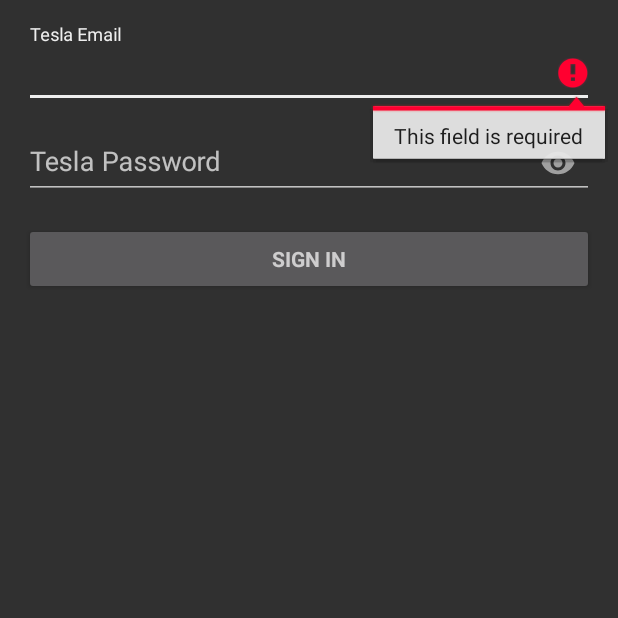
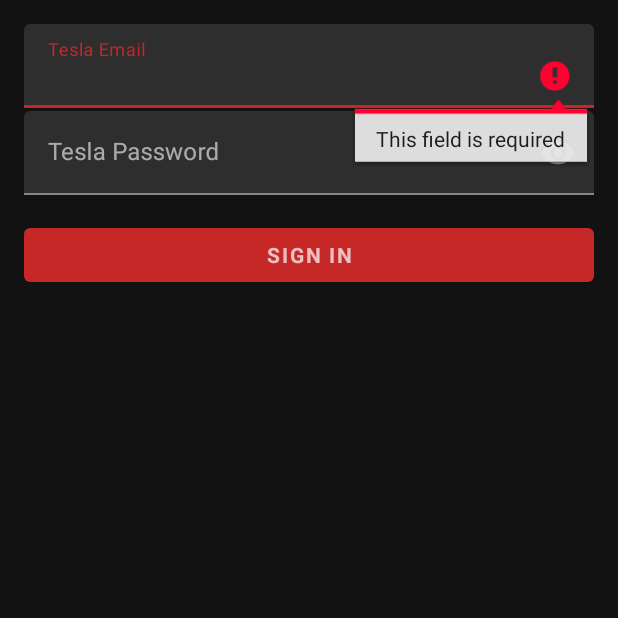
Before and after one commit to jeffreyliu8/teslaApi, an Android app: the screen it shows after launch (LoginActivity), after a tap on "SIGN IN", on a phone screen of 412 x 824 dp, the top half of it. Run offline under Robolectric (Android 15) with nearby library versions, the phone set to English and light mode, and no system bars; libraries missing offline, so code that uses them is left out: com.orhanobut.logger, com.pixplicity.easyprefs; 5 statements that could not run were skipped.

```diff
--- a/app/src/main/java/com/askjeffreyliu/teslaapi/LoginActivity.java
+++ /dev/null
@@ -1,220 +0,0 @@
-package com.askjeffreyliu.teslaapi;
-
-import android.animation.Animator;
-import android.animation.AnimatorListenerAdapter;
-import android.annotation.TargetApi;
-
-import androidx.lifecycle.Observer;
-import androidx.lifecycle.ViewModelProviders;
-
-import android.content.Intent;
-
-
-import android.os.Build;
-import android.os.Bundle;
-
-import androidx.annotation.Nullable;
-
-import androidx.appcompat.app.AppCompatActivity;
-
-
-import android.text.TextUtils;
-
-import android.view.KeyEvent;
-import android.view.View;
-import android.view.inputmethod.EditorInfo;
-import android.widget.Button;
-import android.widget.TextView;
-import android.widget.Toast;
-
-import com.askjeffreyliu.teslaapi.viewmodel.LoginAccessTokenViewModel;
-import com.pixplicity.easyprefs.library.Prefs;
-
-
-/**
- * A login screen that offers login via email/password.
- */
-public class LoginActivity extends AppCompatActivity {
-
-//    /**
-//     * A dummy authentication store containing known user names and passwords.
-//     * TODO: remove after connecting to a real authentication system.
-//     */
-//    private static final String[] DUMMY_CREDENTIALS = new String[]{
-//            "a@b.com:hello", "bar@example.com:world"
-//    };
-//    /**
-//     * Keep track of the login task to ensure we can cancel it if requested.
-//     */
-//    private UserLoginTask mAuthTask = null;
-
-    // UI references.
-//    @BindView(R.id.email)
-    com.google.android.material.textfield.TextInputEditText mEmailView;
-    //    @BindView(R.id.password)
-    com.google.android.material.textfield.TextInputEditText mPasswordView;
-    //    @BindView(R.id.email_sign_in_button)
-    Button mEmailSignInButton;
-    //    @BindView(R.id.login_form)
-    View mLoginFormView;
-    //    @BindView(R.id.login_progress)
-    View mProgressView;
-
-    private LoginAccessTokenViewModel viewModel;
-
-    @Override
-    protected void onCreate(Bundle savedInstanceState) {
-        super.onCreate(savedInstanceState);
-        setContentView(R.layout.activity_login);
-
-        mEmailView = findViewById(R.id.email);
-        mPasswordView = findViewById(R.id.password);
-        mEmailSignInButton = findViewById(R.id.email_sign_in_button);
-        mLoginFormView = findViewById(R.id.login_form);
-        mProgressView = findViewById(R.id.login_progress);
-
-        String data = Prefs.getString(Constant.ACCESS_TOKEN, null);
-        if (!TextUtils.isEmpty(data)) {
-            startActivity(new Intent(LoginActivity.this, MainActivity.class));
-            finish();
-            return;
-        }
-
-        mPasswordView.setOnEditorActionListener(new TextView.OnEditorActionListener() {
-            @Override
-            public boolean onEditorAction(TextView textView, int id, KeyEvent keyEvent) {
-                if (id == EditorInfo.IME_ACTION_DONE || id == EditorInfo.IME_NULL) {
-                    attemptLogin();
-                    return true;
-                }
-                return false;
-            }
-        });
-
-        viewModel = ViewModelProviders.of(this).get(LoginAccessTokenViewModel.class);
-
-        mEmailSignInButton.setOnClickListener(new View.OnClickListener() {
-            @Override
-            public void onClick(View view) {
-                attemptLogin();
-            }
-        });
-    }
-
-    /**
-     * Attempts to sign in or register the account specified by the login form.
-     * If there are form errors (invalid email, missing fields, etc.), the
-     * errors are presented and no actual login attempt is made.
-     */
-    private void attemptLogin() {
-//        if (mAuthTask != null) {
-//            return;
-//        }
-
-        // Reset errors.
-        mEmailView.setError(null);
-        mPasswordView.setError(null);
-
-        // Store values at the time of the login attempt.
-        String email = mEmailView.getText().toString();
-        String password = mPasswordView.getText().toString();
-
-        boolean cancel = false;
-        View focusView = null;
-
-        // Check for a valid password, if the user entered one.
-        if (TextUtils.isEmpty(password)) {
-//            mPasswordView.setError(getString(R.string.error_invalid_password));
-            Toast.makeText(LoginActivity.this, getString(R.string.error_invalid_password),
-                    Toast.LENGTH_SHORT).show();
-            focusView = mPasswordView;
-            cancel = true;
-        }
-
-        // Check for a valid email address.
-        if (TextUtils.isEmpty(email)) {
-            mEmailView.setError(getString(R.string.error_field_required));
-            focusView = mEmailView;
-            cancel = true;
-        } else if (!isEmailValid(email)) {
-            mEmailView.setError(getString(R.string.error_invalid_email));
-            focusView = mEmailView;
-            cancel = true;
-        }
-
-        if (cancel) {
-            // There was an error; don't attempt login and focus the first
-            // form field with an error.
-            focusView.requestFocus();
-        } else {
-            // Show a progress spinner, and kick off a background task to
-            // perform the user login attempt.
-            showProgress(true);
-//            mAuthTask = new UserLoginTask(email, password);
-//            mAuthTask.execute((Void) null);
-            viewModel.getAccessTokenLiveData(email, password);
-            setDataListener();
-        }
-    }
-
-    private boolean isEmailValid(String email) {
-        return android.util.Patterns.EMAIL_ADDRESS.matcher(email).matches();
-    }
-
-    /**
-     * Shows the progress UI and hides the login form.
-     */
-    @TargetApi(Build.VERSION_CODES.HONEYCOMB_MR2)
-    private void showProgress(final boolean show) {
-        // On Honeycomb MR2 we have the ViewPropertyAnimator APIs, which allow
-        // for very easy animations. If available, use these APIs to fade-in
-        // the progress spinner.
-        if (Build.VERSION.SDK_INT >= Build.VERSION_CODES.HONEYCOMB_MR2) {
-            int shortAnimTime = getResources().getInteger(android.R.integer.config_shortAnimTime);
-
-            mLoginFormView.setVisibility(show ? View.GONE : View.VISIBLE);
-            mLoginFormView.animate().setDuration(shortAnimTime).alpha(
-                    show ? 0 : 1).setListener(new AnimatorListenerAdapter() {
-                @Override
-                public void onAnimationEnd(Animator animation) {
-                    mLoginFormView.setVisibility(show ? View.GONE : View.VISIBLE);
-                }
-            });
-
-            mProgressView.setVisibility(show ? View.VISIBLE : View.GONE);
-            mProgressView.animate().setDuration(shortAnimTime).alpha(
-                    show ? 1 : 0).setListener(new AnimatorListenerAdapter() {
-                @Override
-                public void onAnimationEnd(Animator animation) {
-                    mProgressView.setVisibility(show ? View.VISIBLE : View.GONE);
-                }
-            });
-        } else {
-            // The ViewPropertyAnimator APIs are not available, so simply show
-            // and hide the relevant UI components.
-            mProgressView.setVisibility(show ? View.VISIBLE : View.GONE);
-            mLoginFormView.setVisibility(show ? View.GONE : View.VISIBLE);
-        }
-    }
-
-    private void setDataListener() {
-//        viewModel = ViewModelProviders.of(this).get(LoginAccessTokenViewModel.class);
-        viewModel.getLiveData().observe(this, new Observer<String>() {
-            @Override
-            public void onChanged(@Nullable String accessToken) {
-                if (!TextUtils.isEmpty(accessToken)) {
-                    Prefs.putString(Constant.ACCESS_TOKEN, accessToken);
-                    startActivity(new Intent(LoginActivity.this, MainActivity.class));
-                } else {
-//                    mPasswordView.setError(getString(R.string.error_incorrect_password));
-                    mPasswordView.requestFocus();
-
-                    Toast.makeText(LoginActivity.this, getString(R.string.error_incorrect_password),
-                            Toast.LENGTH_SHORT).show();
-
-                    showProgress(false);
-                }
-            }
-        });
-    }
-}
--- /dev/null
+++ b/app/src/main/java/com/askjeffreyliu/teslaapi/activity/LoginActivity.kt
@@ -0,0 +1,167 @@
+package com.askjeffreyliu.teslaapi.activity
+
+import android.animation.Animator
+import android.animation.AnimatorListenerAdapter
+import android.annotation.TargetApi
+
+import androidx.lifecycle.Observer
+import androidx.lifecycle.ViewModelProviders
+
+import android.content.Intent
+
+
+import android.os.Build
+import android.os.Bundle
+
+import androidx.appcompat.app.AppCompatActivity
+
+
+import android.text.TextUtils
+
+
+import android.view.View
+import android.view.inputmethod.EditorInfo
+
+import android.widget.TextView
+import android.widget.Toast
+
+import com.askjeffreyliu.teslaapi.Constant
+import com.askjeffreyliu.teslaapi.R
+import com.askjeffreyliu.teslaapi.viewmodel.LoginAccessTokenViewModel
+import com.pixplicity.easyprefs.library.Prefs
+import kotlinx.android.synthetic.main.activity_login.*
+
+
+/**
+ * A login screen that offers login via email/password.
+ */
+class LoginActivity : AppCompatActivity() {
+
+    private var viewModel: LoginAccessTokenViewModel? = null
+
+    override fun onCreate(savedInstanceState: Bundle?) {
+        super.onCreate(savedInstanceState)
+        setContentView(R.layout.activity_login)
+
+        val data = Prefs.getString(Constant.ACCESS_TOKEN, null)
+        if (!TextUtils.isEmpty(data)) {
+            startActivity(Intent(this, MainActivity::class.java))
+            finish()
+            return
+        }
+
+        passwordTextInputEditText.setOnEditorActionListener(TextView.OnEditorActionListener { textView, id, keyEvent ->
+            if (id == EditorInfo.IME_ACTION_DONE || id == EditorInfo.IME_NULL) {
+                attemptLogin()
+                return@OnEditorActionListener true
+            }
+            false
+        })
+
+        viewModel = ViewModelProviders.of(this).get(LoginAccessTokenViewModel::class.java)
+
+        signInButton.setOnClickListener { attemptLogin() }
+    }
+
+    /**
+     * Attempts to sign in or register the account specified by the login form.
+     * If there are form errors (invalid email, missing fields, etc.), the
+     * errors are presented and no actual login attempt is made.
+     */
+    private fun attemptLogin() {
+        //        if (mAuthTask != null) {
+        //            return;
+        //        }
+
+        // Reset errors.
+        emailTextInputEditText.error = null
+        passwordTextInputEditText.error = null
+
+        // Store values at the time of the login attempt.
+        val email = emailTextInputEditText.text.toString()
+        val password = passwordTextInputEditText.text.toString()
+
+        var cancel = false
+        var focusView: View? = null
+
+        // Check for a valid password, if the user entered one.
+        if (TextUtils.isEmpty(password)) {
+            //            passwordTextInputEditText.setError(getString(R.string.error_invalid_password));
+            Toast.makeText(this, getString(R.string.error_invalid_password),
+                    Toast.LENGTH_SHORT).show()
+            focusView = passwordTextInputEditText
+            cancel = true
+        }
+
+        // Check for a valid email address.
+        if (TextUtils.isEmpty(email)) {
+            emailTextInputEditText.error = getString(R.string.error_field_required)
+            focusView = emailTextInputEditText
+            cancel = true
+        } else if (!isEmailValid(email)) {
+            emailTextInputEditText.error = getString(R.string.error_invalid_email)
+            focusView = emailTextInputEditText
+            cancel = true
+        }
+
+        if (cancel) {
+            // There was an error; don't attempt login and focus the first
+            // form field with an error.
+            focusView!!.requestFocus()
+        } else {
+            // Show a progress spinner, and kick off a background task to
+            // perform the user login attempt.
+            showProgress(true)
+            //            mAuthTask = new UserLoginTask(email, password);
+            //            mAuthTask.execute((Void) null);
+            viewModel!!.getAccessTokenLiveData(email, password)
+            setDataListener()
+        }
+    }
+
+    private fun isEmailValid(email: String): Boolean {
+        return android.util.Patterns.EMAIL_ADDRESS.matcher(email).matches()
+    }
+
+    /**
+     * Shows the progress UI and hides the login form.
+     */
+    @TargetApi(Build.VERSION_CODES.HONEYCOMB_MR2)
+    private fun showProgress(show: Boolean) {
+        val shortAnimTime = resources.getInteger(android.R.integer.config_shortAnimTime)
+
+        scrollView.visibility = if (show) View.GONE else View.VISIBLE
+        scrollView.animate().setDuration(shortAnimTime.toLong()).alpha(
+                (if (show) 0 else 1).toFloat()).setListener(object : AnimatorListenerAdapter() {
+            override fun onAnimationEnd(animation: Animator) {
+                scrollView.visibility = if (show) View.GONE else View.VISIBLE
+            }
+        })
+
+        progressBar.visibility = if (show) View.VISIBLE else View.GONE
+        progressBar.animate().setDuration(shortAnimTime.toLong()).alpha(
+                (if (show) 1 else 0).toFloat()).setListener(object : AnimatorListenerAdapter() {
+            override fun onAnimationEnd(animation: Animator) {
+                progressBar.visibility = if (show) View.VISIBLE else View.GONE
+            }
+        })
+    }
+
+    private fun setDataListener() {
+        //        viewModel = ViewModelProviders.of(this).get(LoginAccessTokenViewModel.class);
+        viewModel!!.liveData.observe(this, Observer { accessToken ->
+            if (!TextUtils.isEmpty(accessToken)) {
+                Prefs.putString(Constant.ACCESS_TOKEN, accessToken)
+                startActivity(Intent(this, MainActivity::class.java))
+            } else {
+                //                    passwordTextInputEditText.setError(getString(R.string.error_incorrect_password));
+                passwordTextInputEditText.requestFocus()
+
+                Toast.makeText(this, getString(R.string.error_incorrect_password),
+                        Toast.LENGTH_SHORT).show()
+
+                showProgress(false)
+            }
+        })
+    }
+}
--- a/app/src/main/java/com/askjeffreyliu/teslaapi/MainActivity.java
+++ b/app/src/main/java/com/askjeffreyliu/teslaapi/activity/MainActivity.java
@@ -1,4 +1,4 @@
-package com.askjeffreyliu.teslaapi;
+package com.askjeffreyliu.teslaapi.activity;
 
 
 import androidx.lifecycle.Observer;
@@ -14,6 +14,7 @@ import android.view.View;
 import android.view.Menu;
 import android.view.MenuItem;
 
+import com.askjeffreyliu.teslaapi.R;
 import com.askjeffreyliu.teslaapi.model.Vehicle;
 import com.askjeffreyliu.teslaapi.viewmodel.VehiclesViewModel;
 import com.orhanobut.logger.Logger;
--- a/app/src/main/res/layout/activity_login.xml
+++ b/app/src/main/res/layout/activity_login.xml
@@ -10,11 +10,11 @@
     android:paddingLeft="@dimen/activity_horizontal_margin"
     android:paddingRight="@dimen/activity_horizontal_margin"
     android:paddingTop="@dimen/activity_vertical_margin"
-    tools:context=".LoginActivity">
+    tools:context=".activity.LoginActivity">
 
     <!-- Login progress -->
     <ProgressBar
-        android:id="@+id/login_progress"
+        android:id="@+id/progressBar"
         style="?android:attr/progressBarStyleLarge"
         android:layout_width="wrap_content"
         android:layout_height="wrap_content"
@@ -22,7 +22,7 @@
         android:visibility="gone" />
 
     <ScrollView
-        android:id="@+id/login_form"
+        android:id="@+id/scrollView"
         android:layout_width="match_parent"
         android:layout_height="match_parent">
 
@@ -32,34 +32,13 @@
             android:layout_height="wrap_content"
             android:orientation="vertical">
 
-            <!--<AutoCompleteTextView-->
-            <!--android:id="@+id/email"-->
-            <!--android:layout_width="match_parent"-->
-            <!--android:layout_height="wrap_content"-->
-            <!--android:hint="@string/prompt_email"-->
-            <!--android:inputType="textEmailAddress"-->
-            <!--android:maxLines="1"-->
-            <!--android:singleLine="true" />-->
-
-            <!--<EditText-->
-            <!--android:id="@+id/password"-->
-            <!--android:layout_width="match_parent"-->
-            <!--android:layout_height="wrap_content"-->
-            <!--android:hint="@string/prompt_password"-->
-            <!--android:imeActionId="6"-->
-            <!--android:imeActionLabel="@string/action_sign_in_short"-->
-            <!--android:imeOptions="actionUnspecified"-->
-            <!--android:inputType="textPassword"-->
-            <!--android:maxLines="1"-->
-            <!--android:singleLine="true" />-->
-
             <com.google.android.material.textfield.TextInputLayout
                 android:id="@+id/loginWrapper"
                 android:layout_width="match_parent"
                 android:layout_height="wrap_content">
 
                 <com.google.android.material.textfield.TextInputEditText
-                    android:id="@+id/email"
+                    android:id="@+id/emailTextInputEditText"
                     android:layout_width="match_parent"
                     android:layout_height="wrap_content"
                     android:hint="@string/prompt_email"
@@ -78,7 +57,7 @@
                 app:passwordToggleEnabled="true">
 
                 <com.google.android.material.textfield.TextInputEditText
-                    android:id="@+id/password"
+                    android:id="@+id/passwordTextInputEditText"
                     android:layout_width="match_parent"
                     android:layout_height="wrap_content"
                     android:hint="@string/prompt_password"
@@ -92,7 +71,7 @@
             </com.google.android.material.textfield.TextInputLayout>
 
             <Button
-                android:id="@+id/email_sign_in_button"
+                android:id="@+id/signInButton"
                 style="?android:textAppearanceSmall"
                 android:layout_width="match_parent"
                 android:layout_height="wrap_content"
--- a/app/src/main/res/layout/activity_main.xml
+++ b/app/src/main/res/layout/activity_main.xml
@@ -4,7 +4,7 @@
     xmlns:tools="http://schemas.android.com/tools"
     android:layout_width="match_parent"
     android:layout_height="match_parent"
-    tools:context=".MainActivity">
+    tools:context=".activity.MainActivity">
 
     <com.google.android.material.appbar.AppBarLayout
         android:layout_width="match_parent"
--- a/app/src/main/res/layout/content_main.xml
+++ b/app/src/main/res/layout/content_main.xml
@@ -5,7 +5,7 @@
     android:layout_width="match_parent"
     android:layout_height="match_parent"
     app:layout_behavior="@string/appbar_scrolling_view_behavior"
-    tools:context=".MainActivity"
+    tools:context=".activity.MainActivity"
     tools:showIn="@layout/activity_main">
 
     <TextView
--- a/app/src/main/res/menu/menu_main.xml
+++ b/app/src/main/res/menu/menu_main.xml
@@ -1,10 +1,10 @@
 <menu xmlns:android="http://schemas.android.com/apk/res/android"
     xmlns:app="http://schemas.android.com/apk/res-auto"
     xmlns:tools="http://schemas.android.com/tools"
-    tools:context="com.askjeffreyliu.teslaapi.MainActivity">
+    tools:context="com.askjeffreyliu.teslaapi.activity.MainActivity">
     <item
         android:id="@+id/action_settings"
         android:orderInCategory="100"
         android:title="@string/action_settings"
-        app:showAsAction="never" />
+        android:showAsAction="never" />
 </menu>
--- a/app/src/main/res/values/styles.xml
+++ b/app/src/main/res/values/styles.xml
@@ -1,7 +1,7 @@
 <resources>
 
     <!-- Base application theme. -->
-    <style name="AppTheme" parent="Theme.AppCompat">
+    <style name="AppTheme" parent="Theme.MaterialComponents">
         <!-- Customize your theme here. -->
         <item name="colorPrimary">@color/colorPrimary</item>
         <item name="colorPrimaryDark">@color/colorPrimaryDark</item>
--- a/build.gradle
+++ b/build.gradle
@@ -1,6 +1,8 @@
 // Top-level build file where you can add configuration options common to all sub-projects/modules.
 
 buildscript {
+    ext.kotlin_version = '1.2.41'
+
 
     repositories {
         google()
@@ -12,7 +14,7 @@ buildscript {
 
         // NOTE: Do not place your application dependencies here; they belong
         // in the individual module build.gradle files
-    }
+    classpath "org.jetbrains.kotlin:kotlin-gradle-plugin:$kotlin_version" }
 }
 
 allprojects {
```
Also changed, not shown: app/build.gradle (+4 -4 lines), app/src/main/AndroidManifest.xml (+11 -8 lines), app/src/main/java/com/askjeffreyliu/teslaapi/activity/DetailActivity.kt (added, +13 -0 lines), app/src/main/res/layout/activity_detail.xml (added, +9 -0 lines).
